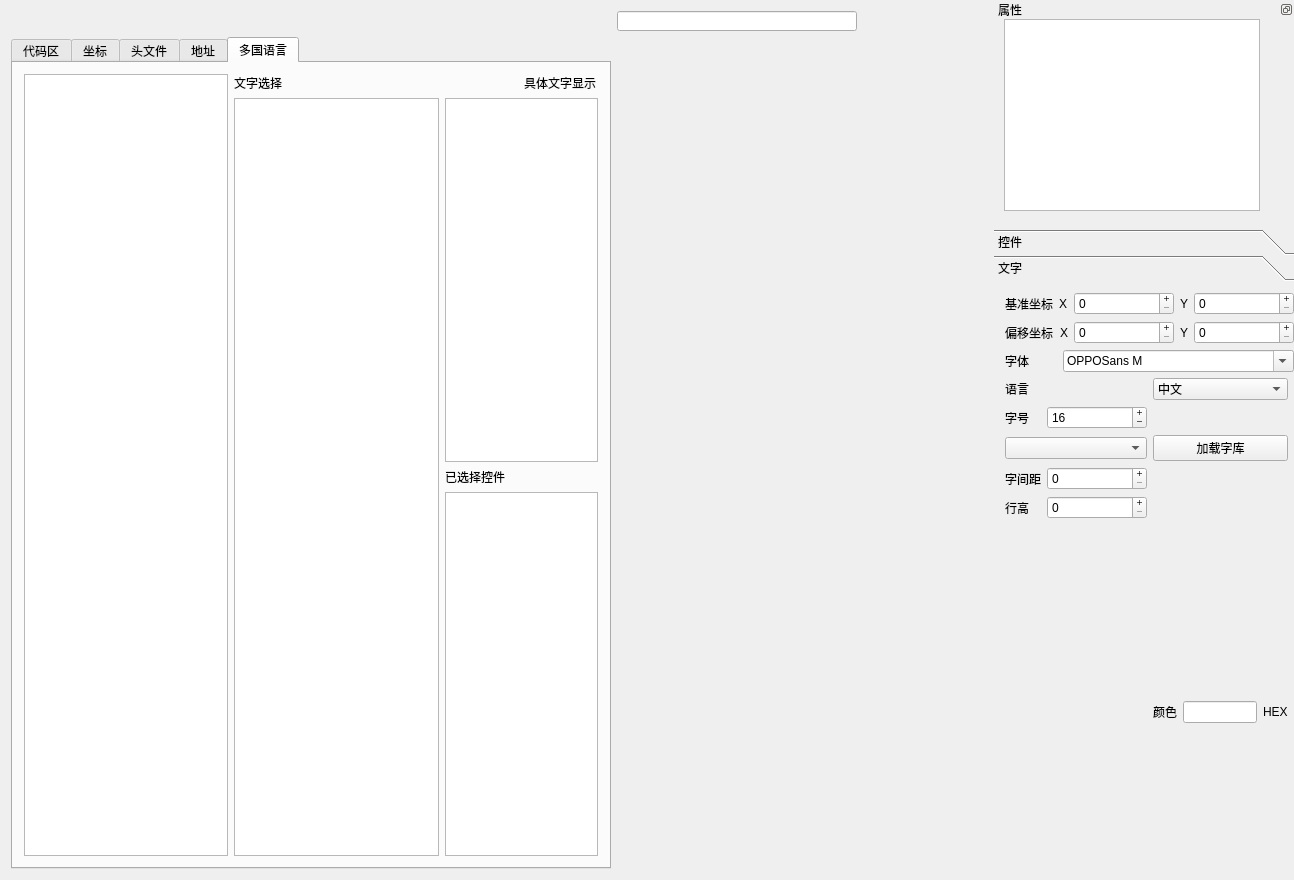
Above: mainwindow.ui from gk8202220/UIAuto before the change. Below: the same form after it.
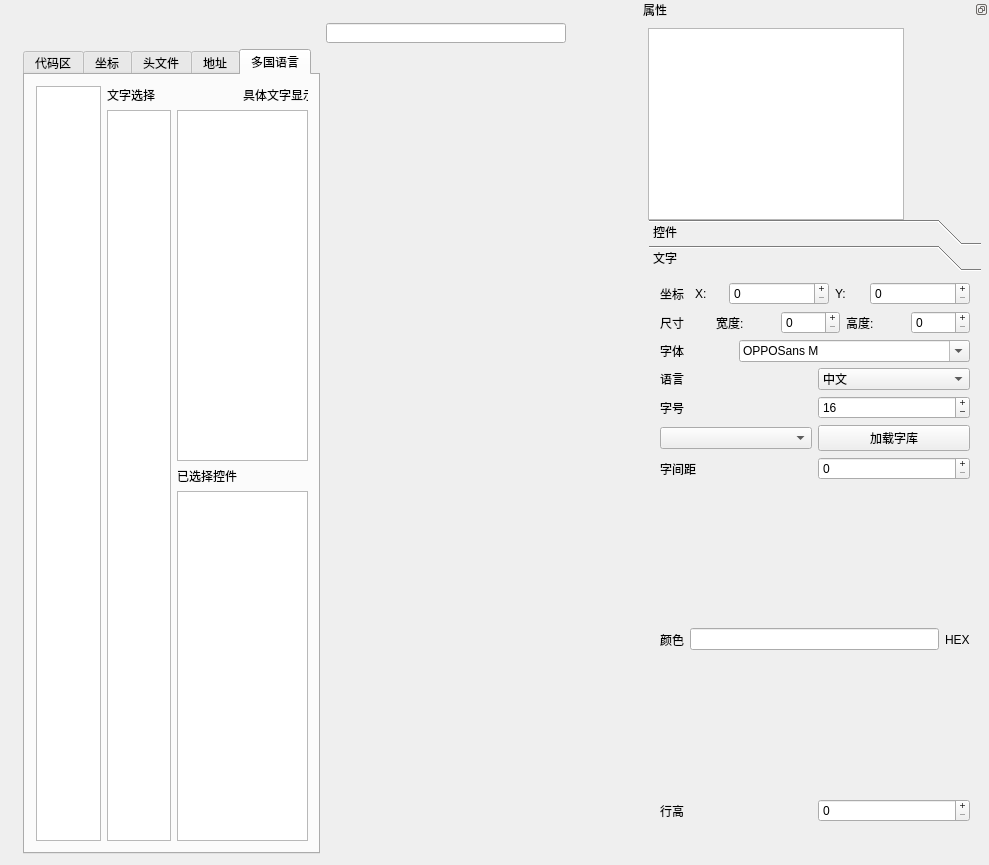
That is the form after the change. Icons and pictures are not drawn.

The edit to the form file:
```diff
--- a/mainwindow.ui
+++ b/mainwindow.ui
@@ -6,8 +6,8 @@
    <rect>
     <x>0</x>
     <y>0</y>
-    <width>1294</width>
-    <height>880</height>
+    <width>989</width>
+    <height>865</height>
    </rect>
   </property>
   <property name="minimumSize">
@@ -27,45 +27,30 @@
    <bool>false</bool>
   </property>
   <widget class="QWidget" name="centralWidget">
-   <layout class="QGridLayout" name="gridLayout_7">
-    <item row="0" column="0">
-     <layout class="QHBoxLayout" name="horizontalLayout_28"/>
+   <layout class="QGridLayout" name="gridLayout_6">
+    <item row="0" column="0" rowspan="2" colspan="2">
+     <layout class="QHBoxLayout" name="horizontalLayout_30"/>
     </item>
-    <item row="1" column="2">
-     <widget class="QLabel" name="label_display">
-      <property name="minimumSize">
-       <size>
-        <width>360</width>
-        <height>360</height>
-       </size>
+    <item row="2" column="3">
+     <widget class="QLineEdit" name="lineEdit">
+      <property name="sizePolicy">
+       <sizepolicy hsizetype="Preferred" vsizetype="Preferred">
+        <horstretch>0</horstretch>
+        <verstretch>0</verstretch>
+       </sizepolicy>
       </property>
       <property name="maximumSize">
        <size>
-        <width>454</width>
-        <height>454</height>
+        <width>240</width>
+        <height>20</height>
        </size>
       </property>
-      <property name="acceptDrops">
-       <bool>true</bool>
-      </property>
-      <property name="autoFillBackground">
-       <bool>false</bool>
-      </property>
-      <property name="styleSheet">
-       <string notr="true"/>
-      </property>
       <property name="text">
        <string/>
       </property>
-      <property name="textFormat">
-       <enum>Qt::PlainText</enum>
-      </property>
-      <property name="wordWrap">
-       <bool>false</bool>
-      </property>
      </widget>
     </item>
-    <item row="1" column="1">
+    <item row="3" column="2">
      <widget class="QTabWidget" name="tabWidget">
       <property name="sizePolicy">
        <sizepolicy hsizetype="Expanding" vsizetype="Expanding">
@@ -218,65 +203,62 @@
          </widget>
         </item>
         <item row="3" column="2" colspan="2">
-         <widget class="QListView" name="listView"/>
+         <widget class="QTreeView" name="treeView_slelect_items">
+          <property name="textElideMode">
+           <enum>Qt::ElideMiddle</enum>
+          </property>
+         </widget>
         </item>
        </layout>
       </widget>
      </widget>
     </item>
-    <item row="0" column="2">
-     <widget class="QLineEdit" name="lineEdit">
-      <property name="sizePolicy">
-       <sizepolicy hsizetype="Preferred" vsizetype="Preferred">
-        <horstretch>0</horstretch>
-        <verstretch>0</verstretch>
-       </sizepolicy>
+    <item row="3" column="3">
+     <widget class="QLabel" name="label_display">
+      <property name="minimumSize">
+       <size>
+        <width>360</width>
+        <height>360</height>
+       </size>
       </property>
       <property name="maximumSize">
        <size>
-        <width>240</width>
-        <height>20</height>
+        <width>454</width>
+        <height>454</height>
        </size>
       </property>
+      <property name="acceptDrops">
+       <bool>true</bool>
+      </property>
+      <property name="autoFillBackground">
+       <bool>false</bool>
+      </property>
+      <property name="styleSheet">
+       <string notr="true"/>
+      </property>
       <property name="text">
        <string/>
       </property>
+      <property name="textFormat">
+       <enum>Qt::PlainText</enum>
+      </property>
+      <property name="wordWrap">
+       <bool>false</bool>
+      </property>
      </widget>
     </item>
    </layout>
-   <widget class="QWidget" name="layoutWidget">
-    <property name="geometry">
-     <rect>
-      <x>0</x>
-      <y>0</y>
-      <width>2</width>
-      <height>2</height>
-     </rect>
-    </property>
-    <layout class="QHBoxLayout" name="horizontalLayout_29"/>
-   </widget>
-   <widget class="QWidget" name="layoutWidget">
-    <property name="geometry">
-     <rect>
-      <x>0</x>
-      <y>0</y>
-      <width>2</width>
-      <height>2</height>
-     </rect>
-    </property>
-    <layout class="QHBoxLayout" name="horizontalLayout_30"/>
-   </widget>
   </widget>
   <widget class="QDockWidget" name="dockWidget_3">
    <property name="minimumSize">
     <size>
-     <width>300</width>
+     <width>350</width>
      <height>986</height>
     </size>
    </property>
    <property name="maximumSize">
     <size>
-     <width>300</width>
+     <width>350</width>
      <height>524287</height>
     </size>
    </property>
@@ -293,21 +275,24 @@
     <widget class="QToolBox" name="toolBox">
      <property name="geometry">
       <rect>
-       <x>0</x>
-       <y>210</y>
-       <width>311</width>
-       <height>681</height>
+       <x>10</x>
+       <y>200</y>
+       <width>332</width>
+       <height>614</height>
       </rect>
      </property>
      <property name="maximumSize">
       <size>
-       <width>16777215</width>
+       <width>350</width>
        <height>800</height>
       </size>
      </property>
      <property name="layoutDirection">
       <enum>Qt::LeftToRight</enum>
      </property>
+     <property name="autoFillBackground">
+      <bool>false</bool>
+     </property>
      <property name="frameShape">
       <enum>QFrame::Box</enum>
      </property>
@@ -1195,130 +1180,41 @@
        <rect>
         <x>0</x>
         <y>0</y>
-        <width>452</width>
-        <height>602</height>
+        <width>454</width>
+        <height>535</height>
        </rect>
       </property>
       <attribute name="label">
        <string>文字</string>
       </attribute>
-      <layout class="QGridLayout" name="gridLayout_6">
-       <item row="2" column="0" colspan="3">
-        <layout class="QHBoxLayout" name="horizontalLayout_24">
+      <layout class="QGridLayout" name="gridLayout_7">
+       <item row="0" column="0">
+        <layout class="QVBoxLayout" name="verticalLayout_2">
          <item>
-          <widget class="QLabel" name="label_31">
-           <property name="text">
-            <string>字体</string>
-           </property>
-          </widget>
-         </item>
-         <item>
-          <widget class="QFontComboBox" name="fontComboBox">
-           <property name="currentText">
-            <string>OPPOSans M</string>
-           </property>
-          </widget>
-         </item>
-        </layout>
-       </item>
-       <item row="1" column="0" colspan="3">
-        <layout class="QHBoxLayout" name="horizontalLayout_23">
-         <item>
-          <widget class="QLabel" name="label_28">
-           <property name="text">
-            <string>偏移坐标</string>
-           </property>
-          </widget>
-         </item>
-         <item>
-          <layout class="QHBoxLayout" name="horizontalLayout_20">
-           <item>
-            <widget class="QLabel" name="label_26">
-             <property name="text">
-              <string>X</string>
-             </property>
-            </widget>
-           </item>
-           <item>
-            <widget class="QSpinBox" name="spinBox_offset_x">
-             <property name="minimumSize">
-              <size>
-               <width>100</width>
-               <height>0</height>
-              </size>
-             </property>
-             <property name="focusPolicy">
-              <enum>Qt::ClickFocus</enum>
-             </property>
-             <property name="buttonSymbols">
-              <enum>QAbstractSpinBox::PlusMinus</enum>
-             </property>
-             <property name="correctionMode">
-              <enum>QAbstractSpinBox::CorrectToNearestValue</enum>
-             </property>
-             <property name="keyboardTracking">
-              <bool>false</bool>
-             </property>
-             <property name="maximum">
-              <number>2000</number>
-             </property>
-             <property name="value">
-              <number>0</number>
-             </property>
-            </widget>
-           </item>
-           <item>
-            <widget class="QLabel" name="label_27">
-             <property name="text">
-              <string>Y</string>
-             </property>
-            </widget>
-           </item>
-           <item>
-            <widget class="QSpinBox" name="spinBox__offset_y">
-             <property name="minimumSize">
-              <size>
-               <width>100</width>
-               <height>0</height>
-              </size>
-             </property>
-             <property name="focusPolicy">
-              <enum>Qt::ClickFocus</enum>
-             </property>
-             <property name="buttonSymbols">
-              <enum>QAbstractSpinBox::PlusMinus</enum>
-             </property>
-             <property name="correctionMode">
-              <enum>QAbstractSpinBox::CorrectToNearestValue</enum>
-             </property>
-             <property name="keyboardTracking">
-              <bool>false</bool>
-             </property>
-             <property name="maximum">
-              <number>2000</number>
-             </property>
-             <property name="value">
-              <number>0</number>
-             </property>
-            </widget>
-           </item>
-          </layout>
-         </item>
-        </layout>
-       </item>
-       <item row="0" column="0" colspan="3">
         <layout class="QHBoxLayout" name="horizontalLayout_21">
          <item>
           <widget class="QLabel" name="label_25">
+             <property name="maximumSize">
+              <size>
+               <width>50</width>
+               <height>30</height>
+              </size>
+             </property>
            <property name="text">
-            <string>基准坐标</string>
+              <string>坐标</string>
            </property>
           </widget>
          </item>
          <item>
           <widget class="QLabel" name="label_22">
+             <property name="maximumSize">
+              <size>
+               <width>30</width>
+               <height>30</height>
+              </size>
+             </property>
            <property name="text">
-            <string>X</string>
+              <string>X:</string>
            </property>
           </widget>
          </item>
@@ -1352,8 +1248,14 @@
          </item>
          <item>
           <widget class="QLabel" name="label_23">
+             <property name="maximumSize">
+              <size>
+               <width>30</width>
+               <height>35</height>
+              </size>
+             </property>
            <property name="text">
-            <string>Y</string>
+              <string>Y:</string>
            </property>
           </widget>
          </item>
@@ -1387,20 +1289,41 @@
          </item>
         </layout>
        </item>
-       <item row="8" column="0">
-        <layout class="QHBoxLayout" name="horizontalLayout_31">
          <item>
-          <widget class="QLabel" name="label_33">
+          <layout class="QHBoxLayout" name="horizontalLayout_23">
+           <item>
+            <widget class="QLabel" name="label_28">
+             <property name="maximumSize">
+              <size>
+               <width>50</width>
+               <height>30</height>
+              </size>
+             </property>
            <property name="text">
-            <string>字间距</string>
+              <string>尺寸</string>
            </property>
           </widget>
          </item>
          <item>
-          <widget class="QSpinBox" name="spinBox_font_2">
+            <layout class="QHBoxLayout" name="horizontalLayout_20">
+             <item>
+              <widget class="QLabel" name="label_26">
+               <property name="maximumSize">
+                <size>
+                 <width>60</width>
+                 <height>30</height>
+                </size>
+               </property>
+               <property name="text">
+                <string>宽度:</string>
+               </property>
+              </widget>
+             </item>
+             <item>
+              <widget class="QSpinBox" name="spinBox_width">
            <property name="minimumSize">
             <size>
-             <width>100</width>
+                 <width>50</width>
              <height>0</height>
             </size>
            </property>
@@ -1416,43 +1339,87 @@
            <property name="keyboardTracking">
             <bool>false</bool>
            </property>
+               <property name="maximum">
+                <number>2000</number>
+               </property>
            <property name="value">
             <number>0</number>
            </property>
           </widget>
          </item>
-        </layout>
-       </item>
-       <item row="10" column="1">
-        <layout class="QHBoxLayout" name="horizontalLayout_27">
          <item>
-          <layout class="QHBoxLayout" name="horizontalLayout_25">
-           <item>
-            <widget class="QLabel" name="label_30">
+              <widget class="QLabel" name="label_27">
+               <property name="maximumSize">
+                <size>
+                 <width>60</width>
+                 <height>30</height>
+                </size>
+               </property>
              <property name="text">
-              <string>颜色</string>
+                <string>高度:</string>
              </property>
             </widget>
            </item>
-          </layout>
-         </item>
+             <item>
+              <widget class="QSpinBox" name="spinBox_height">
+               <property name="minimumSize">
+                <size>
+                 <width>50</width>
+                 <height>0</height>
+                </size>
+               </property>
+               <property name="focusPolicy">
+                <enum>Qt::ClickFocus</enum>
+               </property>
+               <property name="buttonSymbols">
+                <enum>QAbstractSpinBox::PlusMinus</enum>
+               </property>
+               <property name="correctionMode">
+                <enum>QAbstractSpinBox::CorrectToNearestValue</enum>
+               </property>
+               <property name="keyboardTracking">
+                <bool>false</bool>
+               </property>
+               <property name="maximum">
+                <number>2000</number>
+               </property>
+               <property name="value">
+                <number>0</number>
+               </property>
+              </widget>
+             </item>
+            </layout>
+           </item>
+          </layout>
+         </item>
          <item>
-          <layout class="QHBoxLayout" name="horizontalLayout_26">
+          <layout class="QHBoxLayout" name="horizontalLayout_24">
            <item>
-            <widget class="QLineEdit" name="lineEdit_2"/>
+            <widget class="QLabel" name="label_31">
+             <property name="text">
+              <string>字体</string>
+             </property>
+            </widget>
            </item>
            <item>
-            <widget class="QLabel" name="label_13">
-             <property name="text">
-              <string>HEX</string>
+            <widget class="QFontComboBox" name="fontComboBox">
+             <property name="currentText">
+              <string>OPPOSans M</string>
              </property>
             </widget>
            </item>
           </layout>
          </item>
-        </layout>
-       </item>
-       <item row="4" column="1">
+         <item>
+          <layout class="QHBoxLayout" name="horizontalLayout_33">
+           <item>
+            <widget class="QLabel" name="label_21">
+             <property name="text">
+              <string>语言</string>
+             </property>
+            </widget>
+           </item>
+           <item>
         <widget class="QComboBox" name="CB_language">
          <item>
           <property name="text">
@@ -1591,50 +1558,9 @@
          </item>
         </widget>
        </item>
-       <item row="4" column="0">
-        <widget class="QLabel" name="label_21">
-         <property name="text">
-          <string>语言</string>
-         </property>
-        </widget>
-       </item>
-       <item row="9" column="0">
-        <layout class="QHBoxLayout" name="horizontalLayout_32">
-         <item>
-          <widget class="QLabel" name="label_34">
-           <property name="text">
-            <string>行高</string>
-           </property>
-          </widget>
-         </item>
-         <item>
-          <widget class="QSpinBox" name="spinBox_font_3">
-           <property name="minimumSize">
-            <size>
-             <width>100</width>
-             <height>0</height>
-            </size>
-           </property>
-           <property name="focusPolicy">
-            <enum>Qt::ClickFocus</enum>
-           </property>
-           <property name="buttonSymbols">
-            <enum>QAbstractSpinBox::PlusMinus</enum>
-           </property>
-           <property name="correctionMode">
-            <enum>QAbstractSpinBox::CorrectToNearestValue</enum>
-           </property>
-           <property name="keyboardTracking">
-            <bool>false</bool>
-           </property>
-           <property name="value">
-            <number>0</number>
-           </property>
-          </widget>
-         </item>
-        </layout>
-       </item>
-       <item row="6" column="0">
+          </layout>
+         </item>
+         <item>
         <layout class="QHBoxLayout" name="horizontalLayout_43">
          <item>
           <widget class="QLabel" name="label_29">
@@ -1670,10 +1596,12 @@
          </item>
         </layout>
        </item>
-       <item row="7" column="0">
+         <item>
+          <layout class="QHBoxLayout" name="horizontalLayout_22">
+           <item>
         <widget class="QComboBox" name="comboBox_texts"/>
        </item>
-       <item row="7" column="1">
+           <item>
         <widget class="QPushButton" name="PB_lond_font">
          <property name="text">
           <string>加载字库</string>
@@ -1681,13 +1609,118 @@
         </widget>
        </item>
       </layout>
+         </item>
+         <item>
+          <layout class="QHBoxLayout" name="horizontalLayout_31">
+           <item>
+            <widget class="QLabel" name="label_33">
+             <property name="text">
+              <string>字间距</string>
+             </property>
+            </widget>
+           </item>
+           <item>
+            <widget class="QSpinBox" name="spinBox_font_2">
+             <property name="minimumSize">
+              <size>
+               <width>100</width>
+               <height>0</height>
+              </size>
+             </property>
+             <property name="focusPolicy">
+              <enum>Qt::ClickFocus</enum>
+             </property>
+             <property name="buttonSymbols">
+              <enum>QAbstractSpinBox::PlusMinus</enum>
+             </property>
+             <property name="correctionMode">
+              <enum>QAbstractSpinBox::CorrectToNearestValue</enum>
+             </property>
+             <property name="keyboardTracking">
+              <bool>false</bool>
+             </property>
+             <property name="value">
+              <number>0</number>
+             </property>
+            </widget>
+           </item>
+          </layout>
+         </item>
+         <item>
+          <layout class="QHBoxLayout" name="horizontalLayout_27">
+           <item>
+            <layout class="QHBoxLayout" name="horizontalLayout_25">
+             <item>
+              <widget class="QLabel" name="label_30">
+               <property name="text">
+                <string>颜色</string>
+               </property>
+              </widget>
+             </item>
+            </layout>
+           </item>
+           <item>
+            <layout class="QHBoxLayout" name="horizontalLayout_26">
+             <item>
+              <widget class="QLineEdit" name="lineEdit_2"/>
+             </item>
+             <item>
+              <widget class="QLabel" name="label_13">
+               <property name="text">
+                <string>HEX</string>
+               </property>
+              </widget>
+             </item>
+            </layout>
+           </item>
+          </layout>
+         </item>
+         <item>
+          <layout class="QHBoxLayout" name="horizontalLayout_32">
+           <item>
+            <widget class="QLabel" name="label_34">
+             <property name="text">
+              <string>行高</string>
+             </property>
+            </widget>
+           </item>
+           <item>
+            <widget class="QSpinBox" name="spinBox_font_3">
+             <property name="minimumSize">
+              <size>
+               <width>100</width>
+               <height>0</height>
+              </size>
+             </property>
+             <property name="focusPolicy">
+              <enum>Qt::ClickFocus</enum>
+             </property>
+             <property name="buttonSymbols">
+              <enum>QAbstractSpinBox::PlusMinus</enum>
+             </property>
+             <property name="correctionMode">
+              <enum>QAbstractSpinBox::CorrectToNearestValue</enum>
+             </property>
+             <property name="keyboardTracking">
+              <bool>false</bool>
+             </property>
+             <property name="value">
+              <number>0</number>
+             </property>
+            </widget>
+           </item>
+          </layout>
+         </item>
+        </layout>
+       </item>
+      </layout>
      </widget>
     </widget>
     <widget class="QListView" name="listView_componnets">
      <property name="geometry">
       <rect>
-       <x>10</x>
-       <y>0</y>
+       <x>9</x>
+       <y>9</y>
        <width>256</width>
        <height>192</height>
       </rect>
```
Left out of the diff: 121 changed lines with no effect on the pictures. Lines whose indentation alone changed are shown as unchanged.
